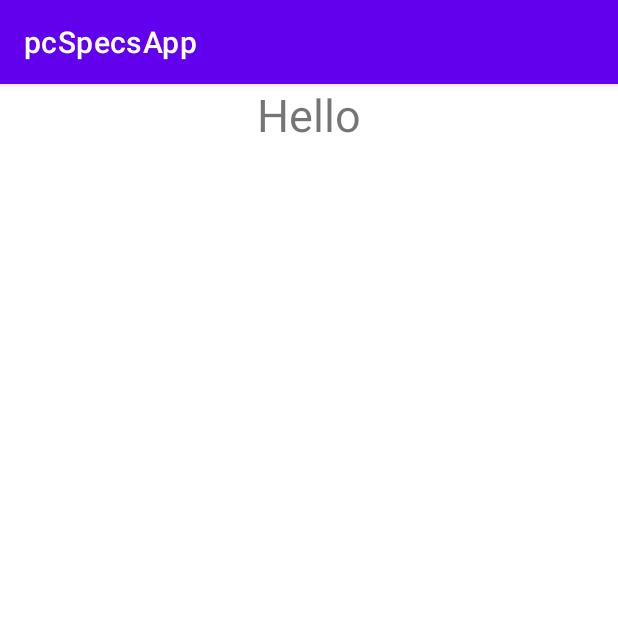
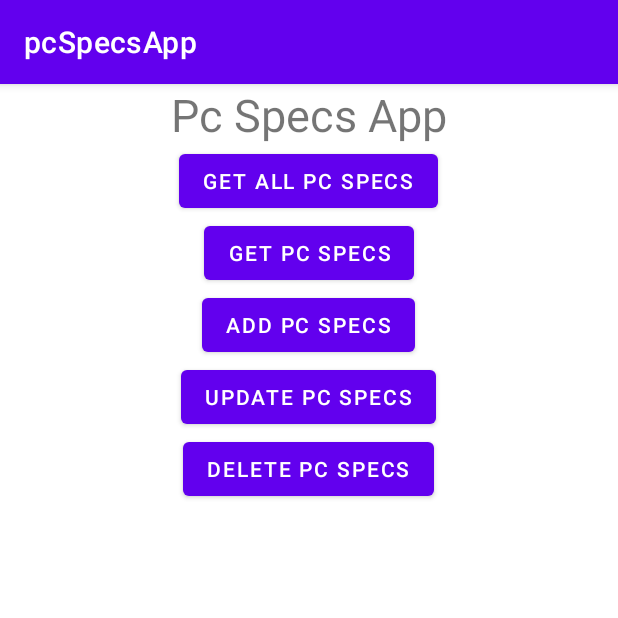
Before and after one commit to manezz/pcSpecsApp, an Android app: the screen it shows after launch (MainActivity), on a phone screen of 412 x 824 dp, the top half of it. Run offline under Robolectric (Android 15) with nearby library versions, the phone set to English and light mode, and no system bars.

Commit message:
getById works

```diff
--- a/app/src/main/AndroidManifest.xml
+++ b/app/src/main/AndroidManifest.xml
@@ -5,7 +5,6 @@
     <uses-permission android:name="android.permission.INTERNET" />
 
     <application
-        android:usesCleartextTraffic="true"
         android:allowBackup="true"
         android:dataExtractionRules="@xml/data_extraction_rules"
         android:fullBackupContent="@xml/backup_rules"
@@ -14,7 +13,11 @@
         android:roundIcon="@mipmap/ic_launcher_round"
         android:supportsRtl="true"
         android:theme="@style/Theme.PcSpecsApp"
+        android:usesCleartextTraffic="true"
         tools:targetApi="31">
+        <activity
+            android:name=".GetByIdActivity"
+            android:exported="false" />
         <activity
             android:name=".MainActivity"
             android:exported="true">
--- a/app/src/main/java/com/example/pcspecsapp/MainActivity.java
+++ b/app/src/main/java/com/example/pcspecsapp/MainActivity.java
@@ -1,23 +1,77 @@
 package com.example.pcspecsapp;
 
+import androidx.activity.result.ActivityResult;
+import androidx.activity.result.ActivityResultCallback;
+import androidx.activity.result.ActivityResultLauncher;
+import androidx.activity.result.contract.ActivityResultContracts;
 import androidx.appcompat.app.AppCompatActivity;
 
+import android.app.Activity;
+import android.content.Intent;
 import android.os.Bundle;
+import android.view.View;
+import android.widget.Button;
 import android.widget.TextView;
 
 import org.w3c.dom.Text;
 
 public class MainActivity extends AppCompatActivity {
 
-    TextView text;
+    Button getAllPcSpecs;
+    Button getPcSpecs;
+    Button addPcSpecs;
+    Button updatePcSpecs;
+    Button deletePcSpecs;
+    ActivityResultLauncher<Intent> secondActivityLauncher;
+    ActivityResultLauncher<Intent> thirdActivityLauncher;
     @Override
     protected void onCreate(Bundle savedInstanceState) {
         super.onCreate(savedInstanceState);
         setContentView(R.layout.activity_main);
 
-        text = findViewById(R.id.text);
+        getAllPcSpecs = findViewById(R.id.getAllPcSpecs);
+        getPcSpecs = findViewById(R.id.getPcSpecs);
+        addPcSpecs = findViewById(R.id.addPcSpecs);
+        updatePcSpecs = findViewById(R.id.updatePcSpecs);
+        deletePcSpecs = findViewById(R.id.deletePcSpecs);
 
-        PcSpecs pcSpecs = ApiLayer.getPcSpecsById(1);
-        text.setText(pcSpecs.getCpu());
+        secondActivityLauncher = registerForActivityResult
+                (
+                        new ActivityResultContracts.StartActivityForResult(),
+                        new ActivityResultCallback<ActivityResult>()
+                        {
+                            @Override
+                            public void onActivityResult(ActivityResult result)
+                            {
+                                if(result.getResultCode() == Activity.RESULT_OK)
+                                {
+                                    Intent intent = result.getData();
+                                }
+                            }
+                        }
+                );
+        thirdActivityLauncher = registerForActivityResult
+                (
+                        new ActivityResultContracts.StartActivityForResult(),
+                        new ActivityResultCallback<ActivityResult>()
+                        {
+                            @Override
+                            public void onActivityResult(ActivityResult result)
+                            {
+                                if(result.getResultCode() == Activity.RESULT_OK)
+                                {
+                                    Intent intent = result.getData();
+                                }
+                            }
+                        }
+                );
+
+        getPcSpecs.setOnClickListener(new View.OnClickListener() {
+            @Override
+            public void onClick(View v) {
+                Intent intent = new Intent(MainActivity.this, GetByIdActivity.class);
+                thirdActivityLauncher.launch(intent);
+            }
+        });
     }
 }
--- a/app/src/main/res/layout/activity_main.xml
+++ b/app/src/main/res/layout/activity_main.xml
@@ -12,7 +12,37 @@
         android:id="@+id/text"
         android:layout_width="wrap_content"
         android:layout_height="wrap_content"
-        android:text="Hello"
+        android:text="Pc Specs App"
         android:textSize="30sp" />
 
+    <Button
+        android:layout_width="wrap_content"
+        android:layout_height="wrap_content"
+        android:text="Get All Pc Specs"
+        android:id="@+id/getAllPcSpecs"/>
+
+    <Button
+        android:layout_width="wrap_content"
+        android:layout_height="wrap_content"
+        android:text="Get Pc Specs"
+        android:id="@+id/getPcSpecs"/>
+
+    <Button
+        android:layout_width="wrap_content"
+        android:layout_height="wrap_content"
+        android:text="Add Pc Specs"
+        android:id="@+id/addPcSpecs"/>
+
+    <Button
+        android:layout_width="wrap_content"
+        android:layout_height="wrap_content"
+        android:text="Update Pc Specs"
+        android:id="@+id/updatePcSpecs"/>
+
+    <Button
+        android:layout_width="wrap_content"
+        android:layout_height="wrap_content"
+        android:text="Delete Pc Specs"
+        android:id="@+id/deletePcSpecs"/>
+
 </LinearLayout>
```
Also changed, not shown: app/src/main/java/com/example/pcspecsapp/GetByIdActivity.java (added, +55 -0 lines), app/src/main/res/layout/activity_get_by_id.xml (added, +63 -0 lines).
